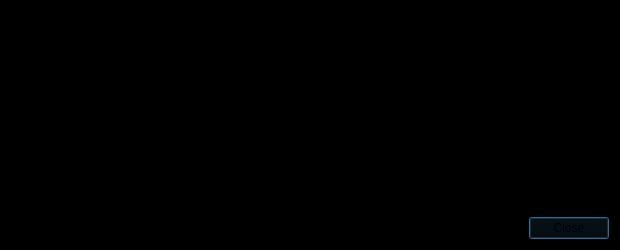
Above: src/qt/forms/transactiondescdialog.ui from scificryptocoin/Darsek before the change. Below: the same form after it.
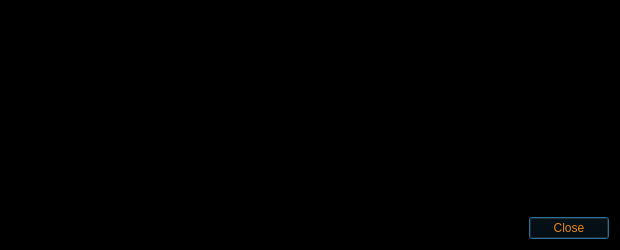
That is the form after the change. Icons and pictures are not drawn.

The edit to the form file:
```diff
--- a/src/qt/forms/transactiondescdialog.ui
+++ b/src/qt/forms/transactiondescdialog.ui
@@ -14,7 +14,8 @@
    <string>Transaction details</string>
   </property>
   <property name="styleSheet">
-   <string notr="true">background-color: rgb(0, 0, 0);</string>
+   <string notr="true">background-color: rgb(0, 0, 0);
+color: rgb(234, 135, 22);</string>
   </property>
   <layout class="QVBoxLayout" name="verticalLayout">
    <item>
@@ -345,18 +346,18 @@
         <colorrole role="WindowText">
          <brush brushstyle="SolidPattern">
           <color alpha="255">
-           <red>255</red>
-           <green>255</green>
-           <blue>255</blue>
+           <red>234</red>
+           <green>135</green>
+           <blue>22</blue>
           </color>
          </brush>
         </colorrole>
         <colorrole role="Button">
          <brush brushstyle="SolidPattern">
           <color alpha="255">
-           <red>255</red>
-           <green>255</green>
-           <blue>255</blue>
+           <red>0</red>
+           <green>0</green>
+           <blue>0</blue>
           </color>
          </brush>
         </colorrole>
@@ -390,18 +391,18 @@
         <colorrole role="Text">
          <brush brushstyle="SolidPattern">
           <color alpha="255">
-           <red>255</red>
-           <green>255</green>
-           <blue>255</blue>
+           <red>234</red>
+           <green>135</green>
+           <blue>22</blue>
           </color>
          </brush>
         </colorrole>
         <colorrole role="ButtonText">
          <brush brushstyle="SolidPattern">
           <color alpha="255">
-           <red>255</red>
-           <green>255</green>
-           <blue>255</blue>
+           <red>234</red>
+           <green>135</green>
+           <blue>22</blue>
           </color>
          </brush>
         </colorrole>
@@ -455,18 +456,18 @@
         <colorrole role="WindowText">
          <brush brushstyle="SolidPattern">
           <color alpha="255">
-           <red>255</red>
-           <green>255</green>
-           <blue>255</blue>
+           <red>234</red>
+           <green>135</green>
+           <blue>22</blue>
           </color>
          </brush>
         </colorrole>
         <colorrole role="Button">
          <brush brushstyle="SolidPattern">
           <color alpha="255">
-           <red>255</red>
-           <green>255</green>
-           <blue>255</blue>
+           <red>0</red>
+           <green>0</green>
+           <blue>0</blue>
           </color>
          </brush>
         </colorrole>
@@ -500,18 +501,18 @@
         <colorrole role="Text">
          <brush brushstyle="SolidPattern">
           <color alpha="255">
-           <red>255</red>
-           <green>255</green>
-           <blue>255</blue>
+           <red>234</red>
+           <green>135</green>
+           <blue>22</blue>
           </color>
          </brush>
         </colorrole>
         <colorrole role="ButtonText">
          <brush brushstyle="SolidPattern">
           <color alpha="255">
-           <red>255</red>
-           <green>255</green>
-           <blue>255</blue>
+           <red>234</red>
+           <green>135</green>
+           <blue>22</blue>
           </color>
          </brush>
         </colorrole>
@@ -565,18 +566,18 @@
         <colorrole role="WindowText">
          <brush brushstyle="SolidPattern">
           <color alpha="255">
-           <red>255</red>
-           <green>255</green>
-           <blue>255</blue>
+           <red>234</red>
+           <green>135</green>
+           <blue>22</blue>
           </color>
          </brush>
         </colorrole>
         <colorrole role="Button">
          <brush brushstyle="SolidPattern">
           <color alpha="255">
-           <red>255</red>
-           <green>255</green>
-           <blue>255</blue>
+           <red>0</red>
+           <green>0</green>
+           <blue>0</blue>
           </color>
          </brush>
         </colorrole>
@@ -610,18 +611,18 @@
         <colorrole role="Text">
          <brush brushstyle="SolidPattern">
           <color alpha="255">
-           <red>255</red>
-           <green>255</green>
-           <blue>255</blue>
+           <red>234</red>
+           <green>135</green>
+           <blue>22</blue>
           </color>
          </brush>
         </colorrole>
         <colorrole role="ButtonText">
          <brush brushstyle="SolidPattern">
           <color alpha="255">
-           <red>255</red>
-           <green>255</green>
-           <blue>255</blue>
+           <red>234</red>
+           <green>135</green>
+           <blue>22</blue>
           </color>
          </brush>
         </colorrole>
```
Left out of the diff: 61 changed lines with no effect on the pictures.
